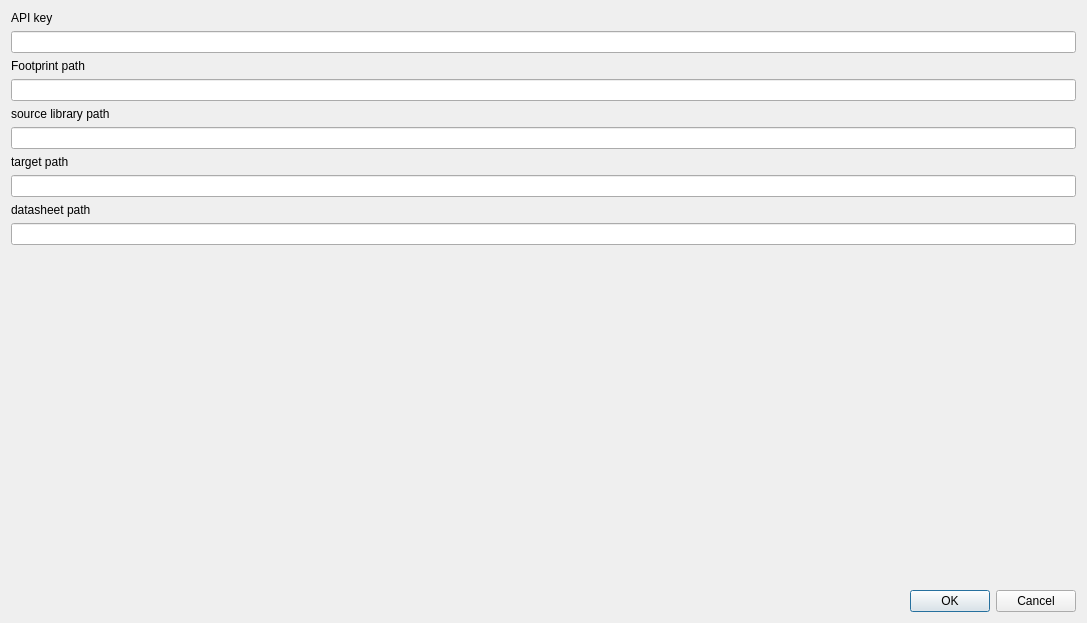
Old version of the form project/src/optionsdialog.ui in the repository pioupus/kicadLibCreator.
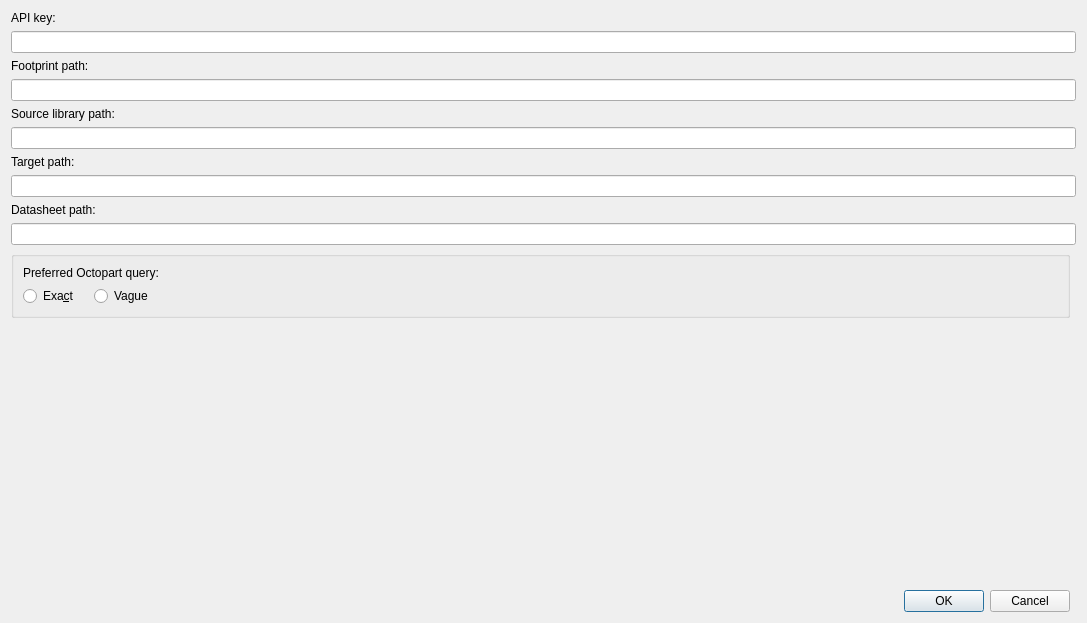
New version of the form.

Commit message: closes #27 settings if exact mpn match or vague queries wanted

Diff of the .ui file:
```diff
--- a/project/src/optionsdialog.ui
+++ b/project/src/optionsdialog.ui
@@ -14,67 +14,13 @@
    <string>Settings</string>
   </property>
   <layout class="QGridLayout" name="gridLayout">
-   <item row="8" column="0">
-    <widget class="QLineEdit" name="edt_target_path"/>
-   </item>
-   <item row="7" column="0">
-    <widget class="QLabel" name="label_4">
-     <property name="text">
-      <string>target path</string>
-     </property>
-    </widget>
-   </item>
-   <item row="1" column="0">
-    <widget class="QLabel" name="label">
-     <property name="text">
-      <string>API key</string>
-     </property>
-    </widget>
-   </item>
-   <item row="9" column="0">
-    <widget class="QLabel" name="label_5">
-     <property name="text">
-      <string>datasheet path</string>
-     </property>
-    </widget>
-   </item>
-   <item row="2" column="0">
+   <item row="2" column="0" colspan="2">
     <widget class="QLineEdit" name="edt_api_key"/>
    </item>
-   <item row="6" column="0">
-    <widget class="QLineEdit" name="edt_source_path"/>
-   </item>
-   <item row="10" column="0">
-    <widget class="QLineEdit" name="edt_datasheet_path"/>
-   </item>
-   <item row="5" column="0">
-    <widget class="QLabel" name="label_3">
-     <property name="text">
-      <string>source library path</string>
-     </property>
-    </widget>
-   </item>
-   <item row="12" column="0">
-    <widget class="QDialogButtonBox" name="buttonBox">
-     <property name="orientation">
-      <enum>Qt::Horizontal</enum>
-     </property>
-     <property name="standardButtons">
-      <set>QDialogButtonBox::Cancel|QDialogButtonBox::Ok</set>
-     </property>
-    </widget>
-   </item>
-   <item row="4" column="0">
+   <item row="4" column="0" colspan="2">
     <widget class="QLineEdit" name="edt_footprint_path"/>
    </item>
-   <item row="3" column="0">
-    <widget class="QLabel" name="label_2">
-     <property name="text">
-      <string>Footprint path</string>
-     </property>
-    </widget>
-   </item>
-   <item row="11" column="0">
+   <item row="13" column="0">
     <spacer name="verticalSpacer">
      <property name="orientation">
       <enum>Qt::Vertical</enum>
@@ -87,6 +33,112 @@
      </property>
     </spacer>
    </item>
+   <item row="6" column="0" colspan="2">
+    <widget class="QLineEdit" name="edt_source_path"/>
+   </item>
+   <item row="9" column="0">
+    <widget class="QLabel" name="label_5">
+     <property name="text">
+      <string>Datasheet path:</string>
+     </property>
+    </widget>
+   </item>
+   <item row="10" column="0" colspan="2">
+    <widget class="QLineEdit" name="edt_datasheet_path"/>
+   </item>
+   <item row="8" column="0" colspan="2">
+    <widget class="QLineEdit" name="edt_target_path"/>
+   </item>
+   <item row="14" column="0">
+    <widget class="QDialogButtonBox" name="buttonBox">
+     <property name="orientation">
+      <enum>Qt::Horizontal</enum>
+     </property>
+     <property name="standardButtons">
+      <set>QDialogButtonBox::Cancel|QDialogButtonBox::Ok</set>
+     </property>
+    </widget>
+   </item>
+   <item row="7" column="0">
+    <widget class="QLabel" name="label_4">
+     <property name="text">
+      <string>Target path:</string>
+     </property>
+    </widget>
+   </item>
+   <item row="3" column="0">
+    <widget class="QLabel" name="label_2">
+     <property name="text">
+      <string>Footprint path:</string>
+     </property>
+    </widget>
+   </item>
+   <item row="1" column="0">
+    <widget class="QLabel" name="label">
+     <property name="text">
+      <string>API key:</string>
+     </property>
+    </widget>
+   </item>
+   <item row="5" column="0">
+    <widget class="QLabel" name="label_3">
+     <property name="text">
+      <string>Source library path:</string>
+     </property>
+    </widget>
+   </item>
+   <item row="12" column="0">
+    <widget class="QGroupBox" name="groupBox">
+     <property name="title">
+      <string/>
+     </property>
+     <property name="alignment">
+      <set>Qt::AlignLeading|Qt::AlignLeft|Qt::AlignTop</set>
+     </property>
+     <property name="flat">
+      <bool>true</bool>
+     </property>
+     <property name="checkable">
+      <bool>false</bool>
+     </property>
+     <layout class="QGridLayout" name="gridLayout_2">
+      <item row="1" column="1">
+       <widget class="QRadioButton" name="rbt_query_vague">
+        <property name="text">
+         <string>Vague</string>
+        </property>
+       </widget>
+      </item>
+      <item row="1" column="0">
+       <widget class="QRadioButton" name="rbt_query_exact">
+        <property name="text">
+         <string>Exa&amp;ct</string>
+        </property>
+       </widget>
+      </item>
+      <item row="1" column="2">
+       <spacer name="horizontalSpacer">
+        <property name="orientation">
+         <enum>Qt::Horizontal</enum>
+        </property>
+        <property name="sizeHint" stdset="0">
+         <size>
+          <width>40</width>
+          <height>20</height>
+         </size>
+        </property>
+       </spacer>
+      </item>
+      <item row="0" column="0" colspan="2">
+       <widget class="QLabel" name="label_6">
+        <property name="text">
+         <string>Preferred Octopart query:</string>
+        </property>
+       </widget>
+      </item>
+     </layout>
+    </widget>
+   </item>
   </layout>
  </widget>
  <resources/>
```
The commit also changes 6 other files.
